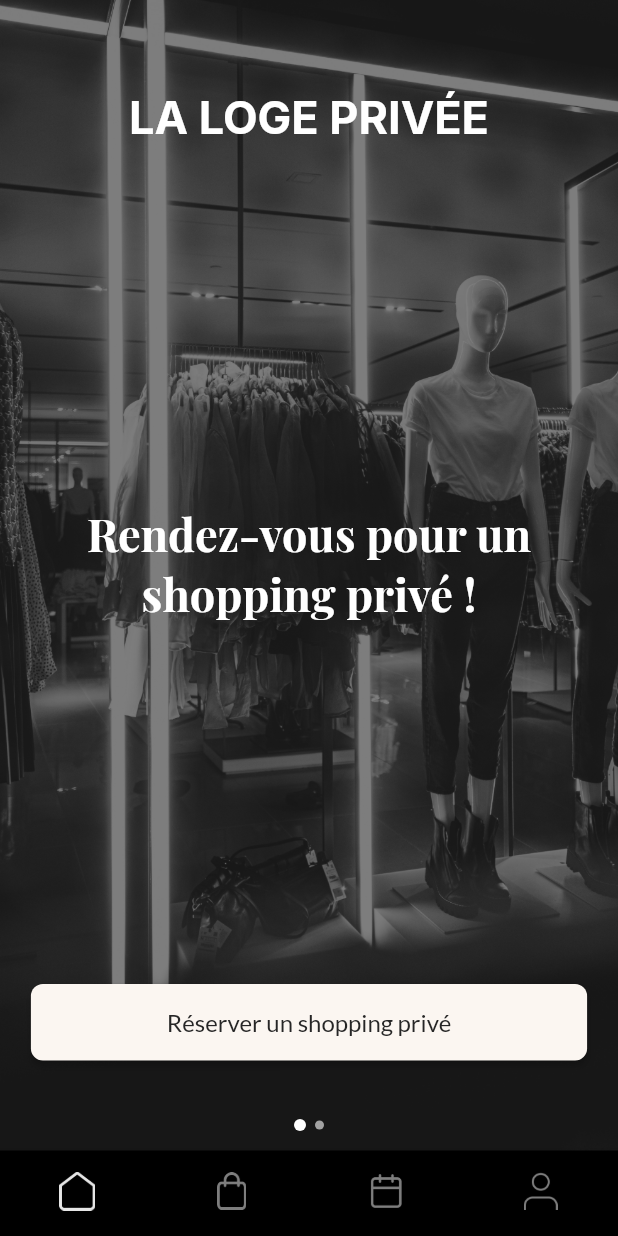
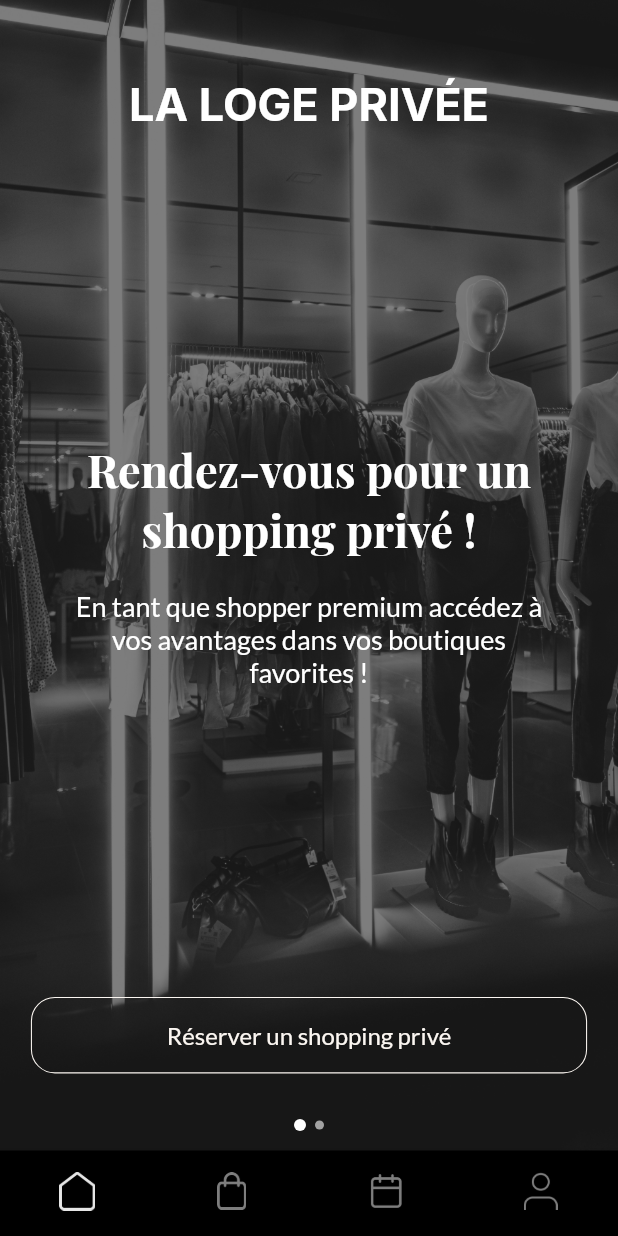
Before and after one commit to 1Kubator/La-loge, a Flutter app: the BottomNavigation screen opened directly, on a phone screen of 412 x 824 dp. Run offline on Flutter 3.47's test engine with Material 2 defaults, Android fonts, the phone set to English and light mode, and no system bars; our stand-ins replace cloud_firestore, extended_image, firebase_analytics, firebase_auth, firebase_core, firebase_crashlytics and 10 more; missing offline and left inert: regexpattern; accounts and stored records are empty; generated files the repository leaves out were written again.

Commit message:
Update home screen text (#64)

```diff
--- a/lib/l10n/app_fr.arb
+++ b/lib/l10n/app_fr.arb
@@ -382,5 +382,9 @@
   "accountDeactivated": "Votre compte a été désactivé, veuillez contacter l'assistance.",
   "@accountDeactivated": {
     "description": "Denote label 'Your account has been deactivated, please contact support.'"
+  },
+  "accessAdvantagesInFavStores": "En tant que shopper premium accédez à vos avantages dans vos boutiques favorites !",
+  "@accessAdvantagesInFavStores": {
+    "description": "Denote label 'As a premium shopper, access your advantages in your favorite stores!'"
   }
 }
--- a/lib/ui/home/home_screen.dart
+++ b/lib/ui/home/home_screen.dart
@@ -4,6 +4,7 @@ import 'package:flutter_swiper/flutter_swiper.dart';
 import 'package:google_fonts/google_fonts.dart';
 import 'package:la_loge/providers/tabs_notifier.dart';
 import 'package:la_loge/resources/images.dart';
+import 'package:la_loge/utils/app_localizations.dart';
 import 'package:la_loge/widgets/app_title.dart';
 import 'package:flutter_gen/gen_l10n/app_localizations.dart';
 import 'package:la_loge/widgets/submit_button.dart';
@@ -57,7 +58,7 @@ class FirstPositionedTab extends StatelessWidget {
             Center(child: AppTitle()),
             Spacer(flex: 4),
             Padding(
-              padding: const EdgeInsets.symmetric(horizontal: 20.0),
+              padding: const EdgeInsets.symmetric(horizontal: 40.0),
               child: Center(
                 child: Text(
                   AppLocalizations.of(context).shoppingAppointment,
@@ -70,9 +71,21 @@ class FirstPositionedTab extends StatelessWidget {
                 ),
               ),
             ),
+            SizedBox(height: 20),
+            Padding(
+              padding: const EdgeInsets.symmetric(horizontal: 40.0),
+              child: Center(
+                child: Text(
+                  MyAppLocalizations.of(context).accessAdvantagesInFavStores,
+                  textAlign: TextAlign.center,
+                  style: TextStyle(fontSize: 18),
+                ),
+              ),
+            ),
             Spacer(flex: 4),
             SubmitButton(
               AppLocalizations.of(context).bookPrivateShopping,
+              isOutlined: true,
               onTap: () {
                 tabNotifier.setTabIndex = 1;
               },
@@ -111,6 +124,7 @@ class SecondPositionedTab extends StatelessWidget {
           SizedBox(height: 28),
           SubmitButton(
             AppLocalizations.of(context).myPrivateShopping,
+            isOutlined: true,
             onTap: () {
               tabNotifier.setTabIndex = 2;
             },
```
